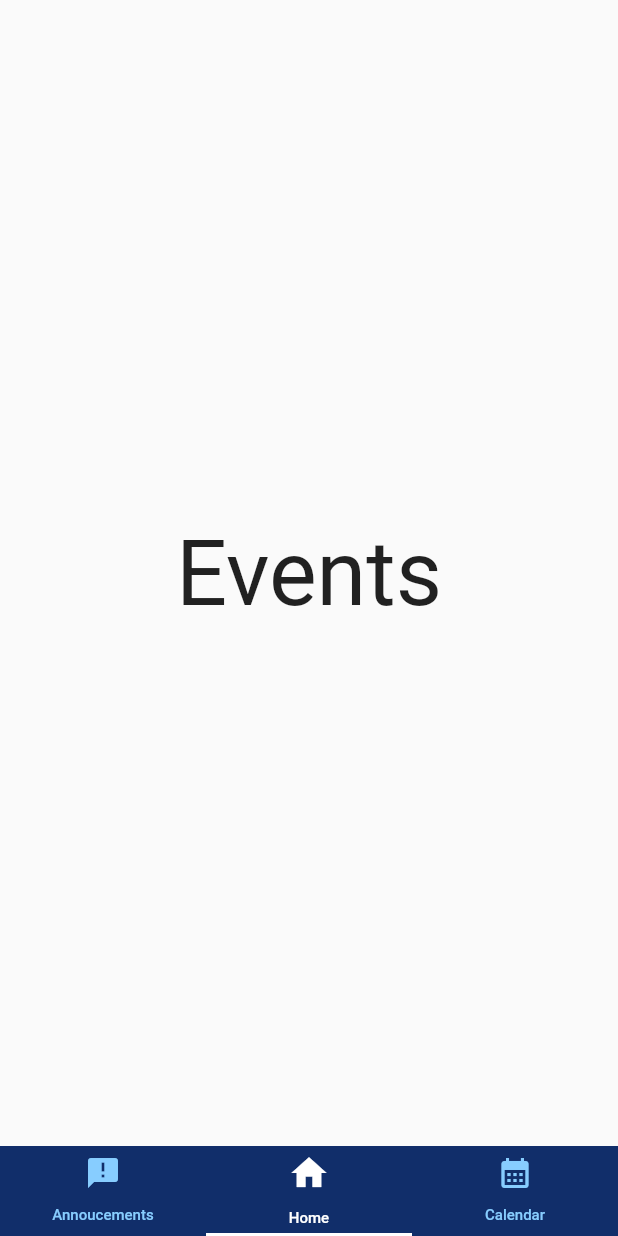
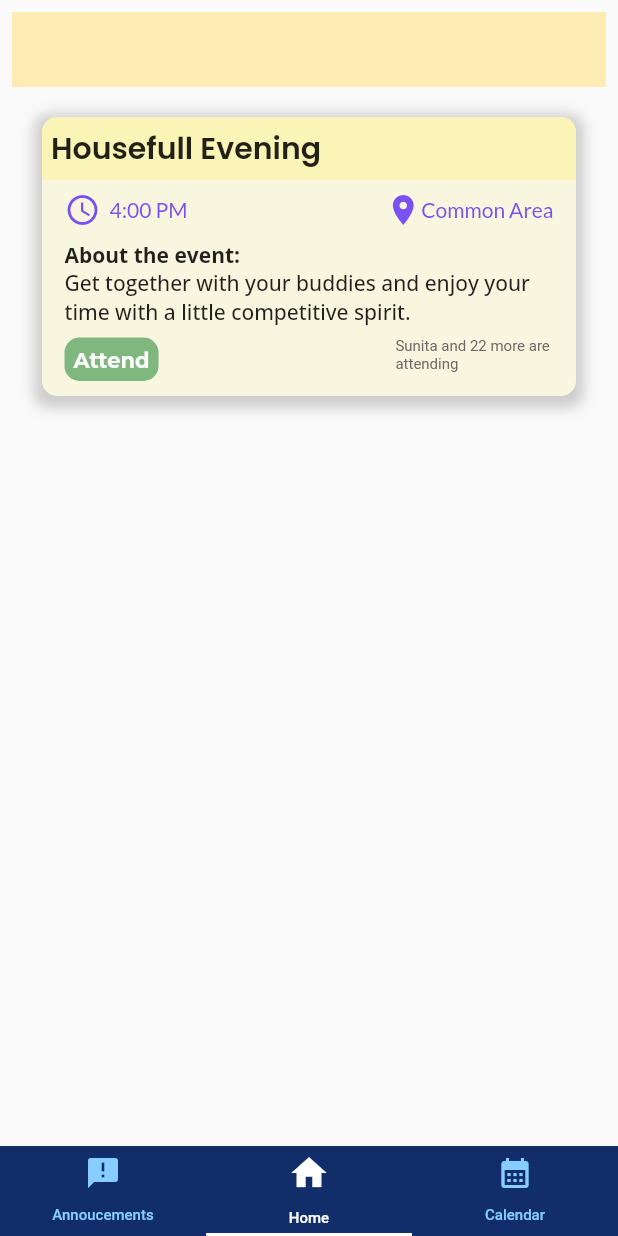
Before and after one commit to IEEE-SB-VIT-Pune/Sahayog, a Flutter app: the screen it shows after launch, on a phone screen of 412 x 824 dp. Run offline on Flutter 3.47's test engine with Material 2 defaults, Android fonts, the phone set to English and light mode, and no system bars; our stand-ins replace carousel_slider, google_fonts; Roboto replaces fonts that are missing (Monda).

Commit message:
EventCard

```diff
--- a/lib/screens/events_page.dart
+++ b/lib/screens/events_page.dart
@@ -8,7 +8,15 @@ import '../widgets/event_card.dart';
 class EventsPage extends StatelessWidget {
 
   @override
-  Widget build(BuildContext context) => Scaffold(
-        body: (Center(child: Text('Events', style: TextStyle(fontSize: 60)))),
-      );
+  Widget build(BuildContext context) => ListView(
+  padding: const EdgeInsets.all(8),
+  children: <Widget>[
+
+    Container(
+      height: 50,
+      color: Colors.amber[100],
+    ),
+    EventCard()
+  ],
+);
 }
--- a/lib/widgets/event_card.dart
+++ b/lib/widgets/event_card.dart
@@ -1,9 +1,9 @@
 import 'package:flutter/material.dart';
 import 'package:google_fonts/google_fonts.dart';
 
-Widget eventCard(Function()? onTap, querryDocumentSnapshot) {
+Widget EventCard() {
   return InkWell(
-      onTap: onTap,
+      //onTap: onTap,
       child: Container(
         margin: EdgeInsets.all(20.0),
         decoration: BoxDecoration(boxShadow: [
@@ -84,7 +84,7 @@ Widget eventCard(Function()? onTap, querryDocumentSnapshot) {
               child: Text(
                 'About the event:',
                 style: GoogleFonts.openSans(
-                    fontSize: 14, fontWeight: FontWeight.w600),
+                    fontSize: 14, fontWeight: FontWeight.w700),
               ),
             ),
             Padding(
@@ -92,7 +92,7 @@ Widget eventCard(Function()? onTap, querryDocumentSnapshot) {
               child: Text(
                 'Get together with your buddies and enjoy your time with a little competitive spirit. ',
                 style: GoogleFonts.openSans(
-                    fontSize: 14, fontWeight: FontWeight.normal),
+                    fontSize: 14, fontWeight: FontWeight.w500),
               ),
             ),
             Row(
```
Also changed, not shown: 1 other file.
